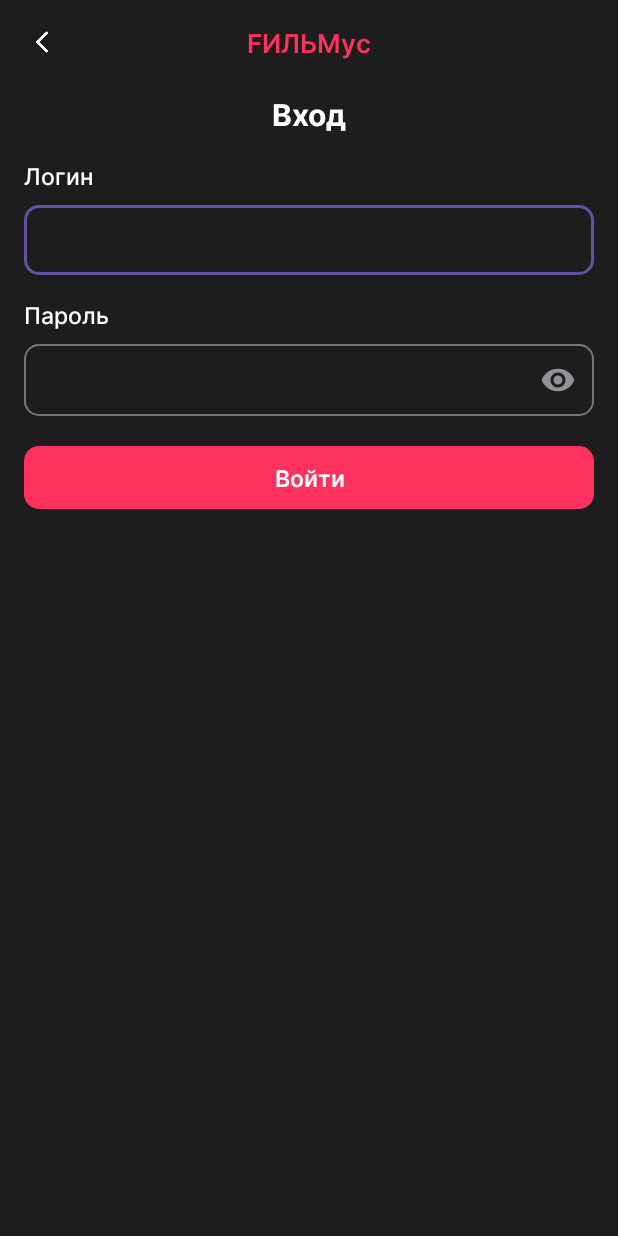
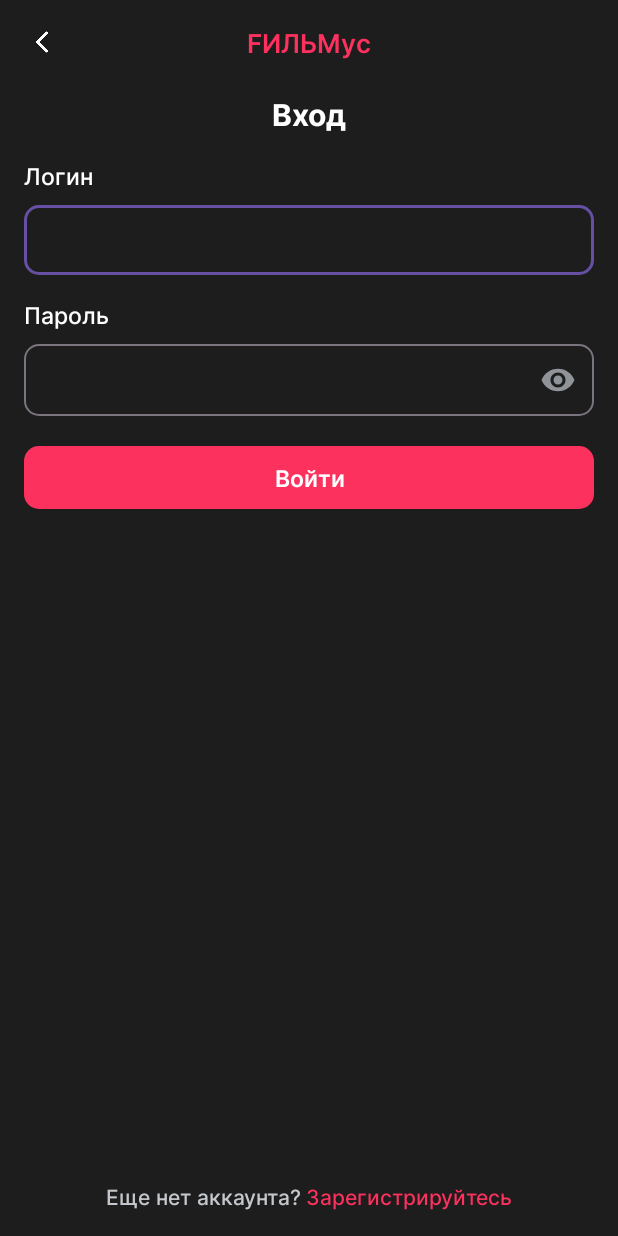
Before and after one commit to kubavsop/MovieCatalog, an Android app: the screen it shows after launch (MainActivity), on a phone screen of 412 x 824 dp. Run offline under Robolectric (Android 15) with nearby library versions, the phone set to English and light mode, and no system bars; our stand-ins replace Dagger/Hilt's generated code.

Commit message:
Add full login screen

```diff
--- a/app/src/main/res/layout/fragment_user_login.xml
+++ b/app/src/main/res/layout/fragment_user_login.xml
@@ -113,4 +113,31 @@
         app:layout_constraintStart_toStartOf="parent"
         app:layout_constraintTop_toBottomOf="@id/password_edit_text" />
 
+
+    <TextView
+        android:id="@+id/textView1"
+        style="@style/sub_title_text_style"
+        android:layout_width="wrap_content"
+        android:layout_height="wrap_content"
+        android:text="@string/no_account"
+        android:textSize="@dimen/text_size_14"
+        android:textColor="@color/gray_200"
+        app:layout_constraintBottom_toBottomOf="parent"
+        app:layout_constraintEnd_toStartOf="@+id/textView2"
+        app:layout_constraintHorizontal_chainStyle="packed"
+        app:layout_constraintStart_toStartOf="parent" />
+
+    <TextView
+        android:id="@+id/textView2"
+        style="@style/sub_title_text_style"
+        android:layout_width="wrap_content"
+        android:layout_height="wrap_content"
+        android:textSize="@dimen/text_size_14"
+        android:layout_marginStart="@dimen/space"
+        android:text="@string/register"
+        android:textColor="@color/accent_color"
+        app:layout_constraintBottom_toBottomOf="parent"
+        app:layout_constraintEnd_toEndOf="parent"
+        app:layout_constraintStart_toEndOf="@+id/textView1" />
+
 </androidx.constraintlayout.widget.ConstraintLayout>
--- a/app/src/main/res/values/colors.xml
+++ b/app/src/main/res/values/colors.xml
@@ -9,4 +9,5 @@
     <color name="edit_text_stroke_color">#5E5E5E</color>
     <color name="edit_text_error_stroke_color">#E64646</color>
     <color name="edit_text_icon_color">#909499</color>
+    <color name="gray_200">#C4C8CC</color>
 </resources>
--- a/app/src/main/res/values/dimensions.xml
+++ b/app/src/main/res/values/dimensions.xml
@@ -15,7 +15,9 @@
     <dimen name="edit_text_stroke_width">1dp</dimen>
     <dimen name="edit_text_height">42dp</dimen>
     <dimen name="edit_text_padding">12dp</dimen>
+    <dimen name="space">3dp</dimen>
 
+    <dimen name="text_size_14">14sp</dimen>
     <dimen name="text_size_15">15sp</dimen>
     <dimen name="text_size_17">17sp</dimen>
     <dimen name="text_size_20">20sp</dimen>
--- a/app/src/main/res/values/strings.xml
+++ b/app/src/main/res/values/strings.xml
@@ -3,9 +3,11 @@
 
     <string name="hello_blank_fragment">Hello blank fragment</string>
 
+    <string name="no_account">Еще нет аккаунта?</string>
     <string name="cinema_world">Погрузись в мир кино</string>
     <string name="enjoy_movies_on_mobile">Мы предлагаем удобный и легкий способ насладиться любимыми фильмами прямо с Вашего мобильного устройства.</string>
     <string name="registration">Регистрация</string>
+    <string name="register">Зарегистрируйтесь</string>
     <string name="login_to">Войти</string>
     <string name="login">Логин</string>
     <string name="password">Пароль</string>
```
